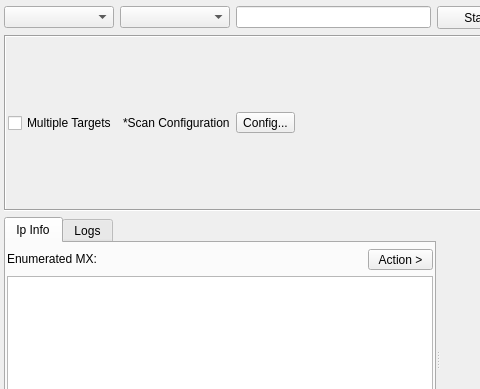
Before: the Qt Designer form sub3suite/src/enums/mx/MXEnum.ui in 3nock/OTE, drawn with Qt 5; both pictures show x 0 to 480 and y 0 to 389 of the 607 by 500 pixel window.
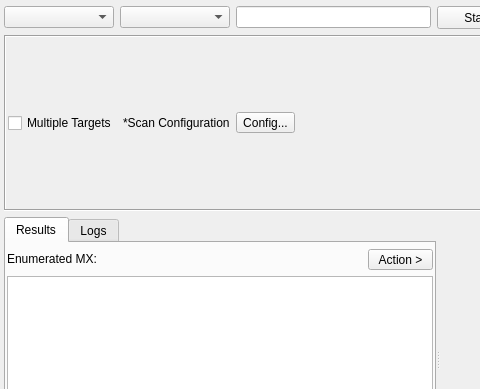
After: the same form once the commit is applied. Custom widgets are drawn as their Qt base class.

Patch:
```diff
--- a/sub3suite/src/enums/mx/MXEnum.ui
+++ b/sub3suite/src/enums/mx/MXEnum.ui
@@ -154,7 +154,7 @@
       </property>
       <widget class="QWidget" name="tabInfo">
        <attribute name="title">
-        <string>Ip Info</string>
+        <string>Results</string>
        </attribute>
        <layout class="QVBoxLayout" name="verticalLayout">
         <property name="leftMargin">
```
Left out of the diff: 2 changed lines with no effect on the pictures.
